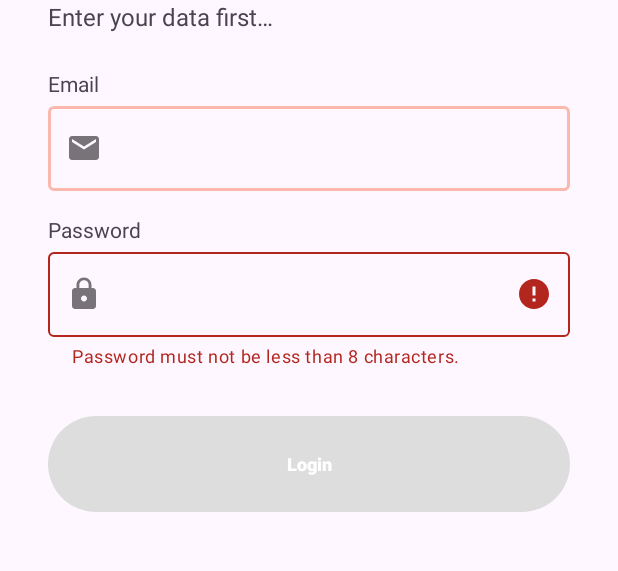
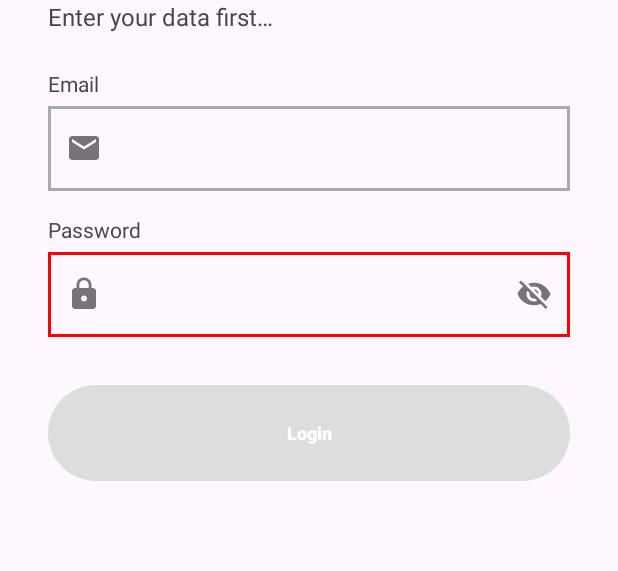
Before and after one commit to kholishulil97/CeritaKita, an Android app: the LoginActivity screen opened directly, with no data from a screen before it, after a tap on an icon or button, on a phone screen of 412 x 824 dp, the part 559-1130 px from its top. Run offline under Robolectric (Android 15) with nearby library versions, the phone set to English and light mode, and no system bars.

Commit message:
customize edittext custom view

```diff
--- a/app/src/main/java/com/example/storyapp/view/addstory/AddStoryActivity.kt
+++ b/app/src/main/java/com/example/storyapp/view/addstory/AddStoryActivity.kt
@@ -153,6 +153,7 @@
                         is Result.Success -> {
                             showToast(result.data.message)
                             showLoading(false)
+                            finish()
                         }
 
                         is Result.Error -> {
--- a/app/src/main/java/com/example/storyapp/view/custom/MyEditText.kt
+++ b/app/src/main/java/com/example/storyapp/view/custom/MyEditText.kt
@@ -1,10 +1,12 @@
 package com.example.storyapp.view.custom
 
 import android.content.Context
+import android.graphics.Canvas
 import android.graphics.drawable.Drawable
 import android.text.Editable
 import android.text.TextWatcher
 import android.util.AttributeSet
+import android.util.Patterns
 import android.view.MotionEvent
 import android.view.View
 import androidx.appcompat.widget.AppCompatEditText
@@ -12,9 +14,11 @@
 import com.example.storyapp.R
 
 
-class MyEditText: AppCompatEditText, View.OnTouchListener {
+class MyEditText: AppCompatEditText {
 
-    private lateinit var clearButtonImage: Drawable
+    private var errorBackground: Drawable? = null
+    private var defaultBackground: Drawable? = null
+    private var isError: Boolean = false
 
     constructor(context: Context) : super(context) {
         init()
@@ -27,78 +31,92 @@
     }
 
     private fun init() {
-        clearButtonImage = ContextCompat.getDrawable(context, R.drawable.ic_close_black_24) as Drawable
-        setOnTouchListener(this)
+        errorBackground = ContextCompat.getDrawable(context, R.drawable.bg_edt_error)
+        defaultBackground = ContextCompat.getDrawable(context, R.drawable.bg_edt_default)
 
         addTextChangedListener(object : TextWatcher {
             override fun beforeTextChanged(s: CharSequence, start: Int, count: Int, after: Int) {
                 // Do nothing.
             }
             override fun onTextChanged(s: CharSequence, start: Int, before: Int, count: Int) {
-                if (s.toString().isNotEmpty()) showClearButton() else hideClearButton()
+                val input = s.toString()
+                when (inputType) {
+                    TEXT -> {
+                        isError = if (input.isEmpty()) {
+                            setError(context.getString(R.string.message_error_name), null)
+                            true
+                        } else {
+                            error = null
+                            false
+                        }
+                    }
+                    EMAIL -> {
+                        if (!Patterns.EMAIL_ADDRESS.matcher(input).matches()) {
+                            error = context.getString(R.string.message_error_email)
+                            isError = true
+                        } else {
+                            error = null
+                            isError = false
+                        }
+                    }
+                    PASSWORD -> {
+                        isError = if (input.length < 8) {
+                            setError(context.getString(R.string.message_error_password), null)
+                            true
+                        } else {
+                            error = null
+                            false
+                        }
+                    }
+                }
             }
             override fun afterTextChanged(s: Editable) {
-                // Do nothing.
+                val input = s.toString()
+                when (inputType) {
+                    TEXT -> {
+                        isError = if (input.isEmpty()) {
+                            setError(context.getString(R.string.message_error_name), null)
+                            true
+                        } else {
+                            error = null
+                            false
+                        }
+                    }
+                    EMAIL -> {
+                        if (!Patterns.EMAIL_ADDRESS.matcher(input).matches()) {
+                            error = context.getString(R.string.message_error_email)
+                            isError = true
+                        } else {
+                            error = null
+                            isError = false
+                        }
+                    }
+                    PASSWORD -> {
+                        isError = if (input.length < 8) {
+                            setError(context.getString(R.string.message_error_password), null)
+                            true
+                        } else {
+                            error = null
+                            false
+                        }
+                    }
+                }
             }
         })
     }
 
-    override fun onTouch(v: View?, event: MotionEvent): Boolean {
-        if (compoundDrawables[2] != null) {
-            val clearButtonStart: Float
-            val clearButtonEnd: Float
-            var isClearButtonClicked = false
-            if (layoutDirection == View.LAYOUT_DIRECTION_RTL) {
-                clearButtonEnd = (clearButtonImage.intrinsicWidth + paddingStart).toFloat()
-                when {
-                    event.x < clearButtonEnd -> isClearButtonClicked = true
-                }
-            } else {
-                clearButtonStart = (width - paddingEnd - clearButtonImage.intrinsicWidth).toFloat()
-                when {
-                    event.x > clearButtonStart -> isClearButtonClicked = true
-                }
-            }
-            if (isClearButtonClicked) {
-                when (event.action) {
-                    MotionEvent.ACTION_DOWN -> {
-                        clearButtonImage = ContextCompat.getDrawable(context, R.drawable.ic_close_black_24) as Drawable
-                        showClearButton()
-                        return true
-                    }
-                    MotionEvent.ACTION_UP -> {
-                        clearButtonImage = ContextCompat.getDrawable(context, R.drawable.ic_close_black_24) as Drawable
-                        when {
-                            text != null -> text?.clear()
-                        }
-                        hideClearButton()
-                        return true
-                    }
-                    else -> return false
-                }
-            } else return false
+    override fun onDraw(canvas: Canvas) {
+        super.onDraw(canvas)
+        background = if (isError) {
+            errorBackground
+        } else {
+            defaultBackground
         }
-        return false
     }
 
-    private fun showClearButton() {
-        setButtonDrawables(endOfTheText = clearButtonImage)
-    }
-    private fun hideClearButton() {
-        setButtonDrawables()
-    }
-
-    private fun setButtonDrawables(
-        startOfTheText: Drawable? = null,
-        topOfTheText:Drawable? = null,
-        endOfTheText:Drawable? = null,
-        bottomOfTheText: Drawable? = null
-    ){
-        setCompoundDrawablesWithIntrinsicBounds(
-            startOfTheText,
-            topOfTheText,
-            endOfTheText,
-            bottomOfTheText
-        )
+    companion object {
+        const val TEXT = 0x00000001
+        const val EMAIL = 0x00000021
+        const val PASSWORD = 0x00000081
     }
 }
--- a/app/src/main/java/com/example/storyapp/view/login/LoginActivity.kt
+++ b/app/src/main/java/com/example/storyapp/view/login/LoginActivity.kt
@@ -81,42 +81,8 @@
             )
         }
 
-        binding.emailEditText.addTextChangedListener(object : TextWatcher {
-            override fun beforeTextChanged(s: CharSequence, start: Int, count: Int, after: Int) {
-
-            }
-            override fun onTextChanged(s: CharSequence, start: Int, before: Int, count: Int) {
-                if (s.toString().isEmpty()) {
-                    binding.emailEditTextLayout.error = getString(R.string.message_error_email_empty)
-                    isEmailValid = false
-                } else {
-                    binding.emailEditTextLayout.error = null
-                    isEmailValid = true
-                }
-                setMyButtonEnable()
-            }
-            override fun afterTextChanged(s: Editable) {
-            }
-        })
-
-        binding.passwordEditText.addTextChangedListener(object : TextWatcher {
-            override fun beforeTextChanged(s: CharSequence, start: Int, count: Int, after: Int) {
-            }
-            override fun onTextChanged(s: CharSequence, start: Int, before: Int, count: Int) {
-                if (s.toString().isEmpty()) {
-                    binding.passwordEditTextLayout.error = getString(R.string.message_error_password)
-                    isPasswordValid = false
-                } else {
-                    binding.passwordEditTextLayout.error = null
-                    isPasswordValid = true
-                }
-                setMyButtonEnable()
-            }
-            override fun afterTextChanged(s: Editable) {
-            }
-        })
-
         setupView()
+        setupViewListener()
         setupAction()
         playAnimation()
     }
@@ -134,14 +100,33 @@
         supportActionBar?.hide()
     }
 
+    private fun setupViewListener() {
+        binding.emailEditText.addTextChangedListener(object : TextWatcher {
+            override fun beforeTextChanged(s: CharSequence, start: Int, count: Int, after: Int) {
+
+            }
+            override fun onTextChanged(s: CharSequence, start: Int, before: Int, count: Int) {
+                isEmailValid = binding.emailEditText.error.isNullOrEmpty()
+                setMyButtonEnable()
+            }
+            override fun afterTextChanged(s: Editable) {
+            }
+        })
+
+        binding.passwordEditText.addTextChangedListener(object : TextWatcher {
+            override fun beforeTextChanged(s: CharSequence, start: Int, count: Int, after: Int) {
+            }
+            override fun onTextChanged(s: CharSequence, start: Int, before: Int, count: Int) {
+                isPasswordValid = binding.passwordEditText.error.isNullOrEmpty()
+                setMyButtonEnable()
+            }
+            override fun afterTextChanged(s: Editable) {
+            }
+        })
+    }
+
     private fun setMyButtonEnable() {
-        val resultEmail = binding.emailEditText.text
-        val resultPassword = binding.passwordEditText.text
-
-        binding.loginButton.isEnabled = (resultEmail.toString().isNotEmpty()
-                && resultPassword.toString().isNotEmpty()
-                && isPasswordValid
-                && isEmailValid)
+        binding.loginButton.isEnabled = (isPasswordValid && isEmailValid)
     }
 
     private fun setupAction() {
--- /dev/null
+++ b/app/src/main/res/drawable/bg_edt_default.xml
@@ -0,0 +1,10 @@
+<?xml version="1.0" encoding="utf-8"?>
+<selector xmlns:android="http://schemas.android.com/apk/res/android">
+    <item>
+        <shape>
+            <stroke
+                android:color="@color/darker_grey"
+                android:width="2dp" />
+        </shape>
+    </item>
+</selector>
--- /dev/null
+++ b/app/src/main/res/drawable/bg_edt_error.xml
@@ -0,0 +1,10 @@
+<?xml version="1.0" encoding="utf-8"?>
+<selector xmlns:android="http://schemas.android.com/apk/res/android">
+    <item>
+        <shape>
+            <stroke
+                android:color="@color/red"
+                android:width="2dp"/>
+        </shape>
+    </item>
+</selector>
--- a/app/src/main/res/layout/activity_add_story.xml
+++ b/app/src/main/res/layout/activity_add_story.xml
@@ -37,7 +37,7 @@
         app:layout_constraintStart_toStartOf="parent"
         tools:alpha="100">
 
-        <com.example.storyapp.view.custom.MyEditText
+        <com.google.android.material.textfield.TextInputEditText
             android:id="@+id/descEditText"
             android:layout_width="match_parent"
             android:layout_height="wrap_content"
--- a/app/src/main/res/layout/activity_login.xml
+++ b/app/src/main/res/layout/activity_login.xml
@@ -74,7 +74,6 @@
         app:layout_constraintStart_toStartOf="parent"
         app:layout_constraintTop_toBottomOf="@+id/emailTextView"
         app:startIconDrawable="@drawable/ic_baseline_email_24"
-        app:endIconMode="clear_text"
         tools:alpha="100">
 
         <com.example.storyapp.view.custom.MyEditText
--- a/app/src/main/res/layout/activity_signup.xml
+++ b/app/src/main/res/layout/activity_signup.xml
@@ -94,7 +94,6 @@
         app:layout_constraintStart_toStartOf="parent"
         app:layout_constraintTop_toBottomOf="@+id/emailTextView"
         app:startIconDrawable="@drawable/ic_baseline_email_24"
-        app:endIconMode="clear_text"
         tools:alpha="100">
 
         <com.example.storyapp.view.custom.MyEditText
--- a/app/src/main/res/values/colors.xml
+++ b/app/src/main/res/values/colors.xml
@@ -48,6 +48,7 @@
     <color name="textColorPrimary">#442C2E</color>
     <color name="colorControlActivated">#FBB8AC</color>
     <color name="grey">#ddd</color>
-
+    <color name="darker_grey">@android:color/darker_gray</color>
+    <color name="red">#FF0000</color>
     <color name="navy">#2D3D4F</color>
 </resources>
```
Also changed, not shown: app/src/main/java/com/example/storyapp/view/signup/SignupActivity.kt (+9 -45 lines).
